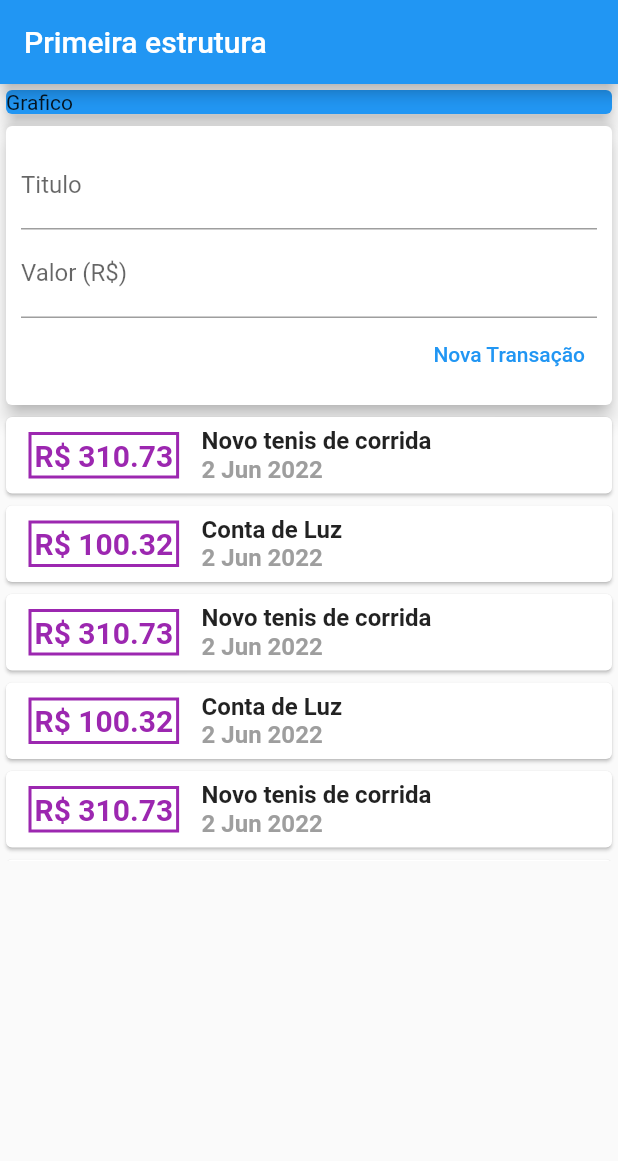
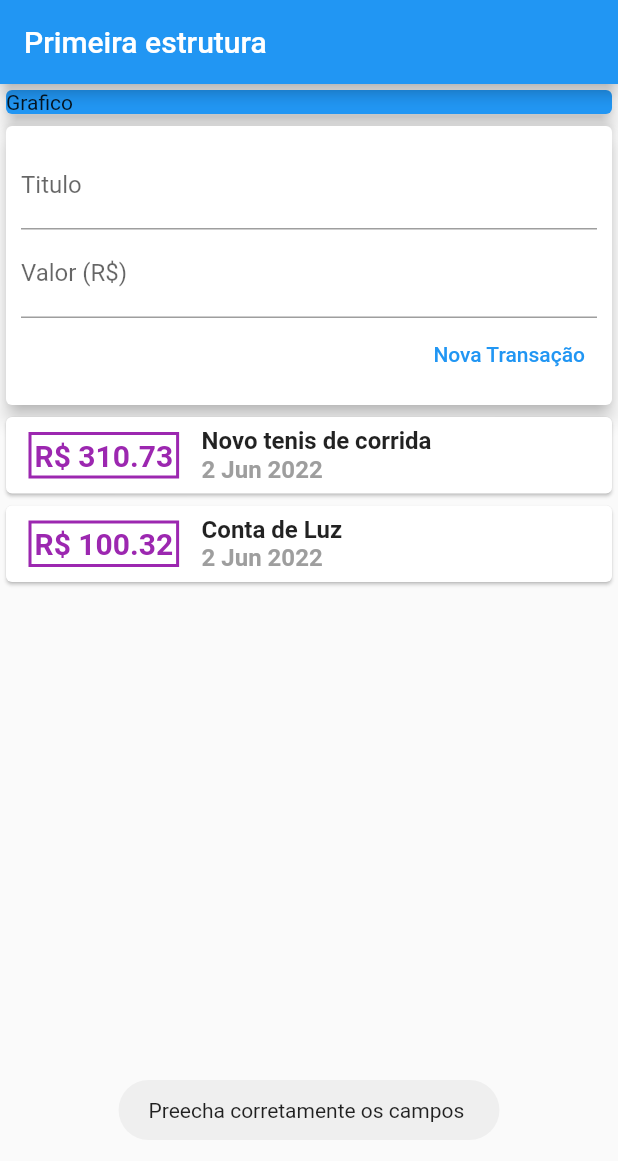
Before and after one commit to cacciatorieric/despesas_pessoais, a Flutter app: the screen it shows after launch, after a tap on "Nova Transação", on a phone screen of 412 x 824 dp. Shown: the top 1161 px of the screen. Run offline on Flutter 3.47's test engine with Material 2 defaults, Android fonts, the phone set to English and light mode, and no system bars; our stand-ins replace fluttertoast.

Commit message:
alteração form

```diff
--- a/despesas_pessoais/lib/components/transaction_form.dart
+++ b/despesas_pessoais/lib/components/transaction_form.dart
@@ -1,9 +1,21 @@
 import 'package:flutter/material.dart';
+import 'package:fluttertoast/fluttertoast.dart';
 
 class TransactionForm extends StatelessWidget {
   TransactionForm(
     this.onSubmit,
   );
+
+  _submitForm() {
+    final title = titleController.text;
+    final value = double.tryParse(valueController.text) ?? 0.0;
+
+    if (title.isEmpty || value <= 0) {
+      Fluttertoast.showToast(msg: 'Preecha corretamente os campos ');
+      return;
+    }
+    onSubmit(title, value);
+  }
 
   final titleController = TextEditingController();
   final valueController = TextEditingController();
@@ -27,15 +39,18 @@ class TransactionForm extends StatelessWidget {
             TextField(
               controller: valueController,
               decoration: const InputDecoration(labelText: 'Valor (R\$)'),
+              onSubmitted: (_) {
+                _submitForm();
+              },
+              keyboardType:
+                  const TextInputType.numberWithOptions(decimal: true),
             ),
             Row(
               mainAxisAlignment: MainAxisAlignment.end,
               children: [
                 TextButton(
                   onPressed: () {
-                    final title = titleController.text;
-                    final value = double.tryParse(valueController.text) ?? 0.0;
-                    onSubmit(title, value);
+                    _submitForm();
                   },
                   child: const Text('Nova Transação'),
                 ),
--- a/despesas_pessoais/lib/components/transaction_user.dart
+++ b/despesas_pessoais/lib/components/transaction_user.dart
@@ -25,47 +25,6 @@ class _TransactionUserState extends State<TransactionUser> {
       value: 100.32,
       date: DateTime.now(),
     ),
-
-    Transaction(
-      id: 't1',
-      title: 'Novo tenis de corrida',
-      value: 310.73,
-      date: DateTime.now(),
-    ),
-    Transaction(
-      id: 't2',
-      title: 'Conta de Luz',
-      value: 100.32,
-      date: DateTime.now(),
-    ),
-
-    Transaction(
-      id: 't1',
-      title: 'Novo tenis de corrida',
-      value: 310.73,
-      date: DateTime.now(),
-    ),
-    Transaction(
-      id: 't2',
-      title: 'Conta de Luz',
-      value: 100.32,
-      date: DateTime.now(),
-    ),
-
-    Transaction(
-      id: 't1',
-      title: 'Novo tenis de corrida',
-      value: 310.73,
-      date: DateTime.now(),
-    ),
-    Transaction(
-      id: 't2',
-      title: 'Conta de Luz',
-      value: 100.32,
-      date: DateTime.now(),
-    ),
-
-
   ];
 
   _addTransaction(String title, double value) {
--- a/despesas_pessoais/lib/main.dart
+++ b/despesas_pessoais/lib/main.dart
@@ -23,7 +23,8 @@ class MyHomePage extends StatelessWidget {
         appBar: AppBar(
           title: const Text('Primeira estrutura'),
         ),
-        body: Column(
+        body: SingleChildScrollView(
+          child: Column(
             crossAxisAlignment:
                 CrossAxisAlignment.stretch, //Estica os elementos filhos
             children: const <Widget>[
@@ -34,6 +35,7 @@ class MyHomePage extends StatelessWidget {
               ),
               TransactionUser(),
             ],
+          ),
         ));
   }
 }
--- a/despesas_pessoais/pubspec.yaml
+++ b/despesas_pessoais/pubspec.yaml
@@ -35,6 +35,7 @@ dependencies:
   # Use with the CupertinoIcons class for iOS style icons.
   cupertino_icons: ^1.0.2
   intl: ^0.17.0
+  fluttertoast: ^8.0.9
 
 dev_dependencies:
   flutter_test:
```
Also changed, not shown: despesas_pessoais/pubspec.lock. Lines whose indentation alone changed are shown as unchanged.
